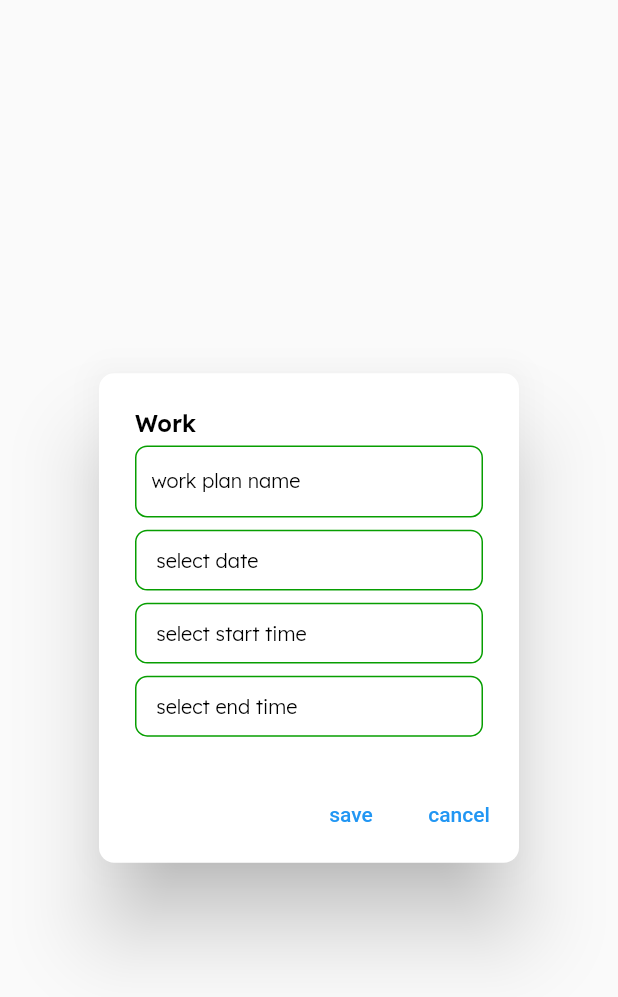
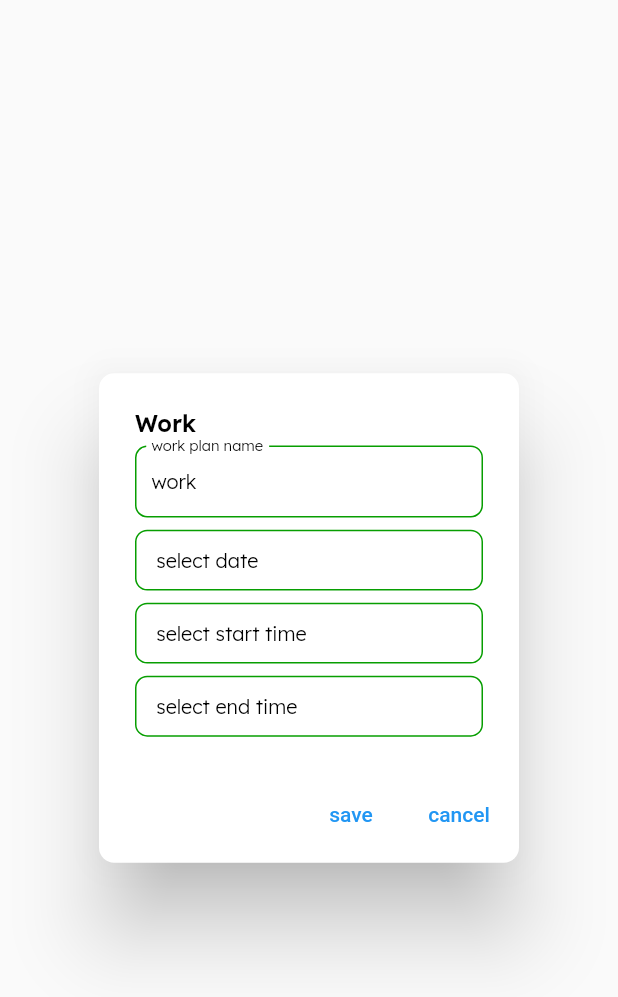
Before and after one commit to UsamaAkbar123/one_click_time_sheet, a Flutter app: the AddWorkPlanBox widget shown alone on an empty page, opened directly, on a phone screen of 412 x 824 dp. Shown: the top 997 px of the screen. Run offline on Flutter 3.47's test engine with Material 2 defaults, Android fonts, the phone set to English and light mode, and no system bars; our stand-ins replace flutter_screenutil, google_fonts, hive, hive_flutter, shared_preferences, syncfusion_flutter_calendar; accounts and stored records are empty; generated files the repository leaves out were written again.

Commit message:
default work plan name

```diff
--- a/lib/view/work_plan/work_plan_component/alert_box_for_workplan_adding.dart
+++ b/lib/view/work_plan/work_plan_component/alert_box_for_workplan_adding.dart
@@ -30,7 +30,7 @@ class AddWorkPlanBox extends StatefulWidget {
 
 class _AddWorkPlanBoxState extends State<AddWorkPlanBox> {
   final formKey = GlobalKey<FormState>();
-  final nameController = TextEditingController();
+  final nameController = TextEditingController(text: 'work');
   String workPlanDateForFrontEnd = 'select date';
   DateTime workPlanDateForBackend = DateTime.now();
   String startTimeForFrontEnd = 'select start time';
```
